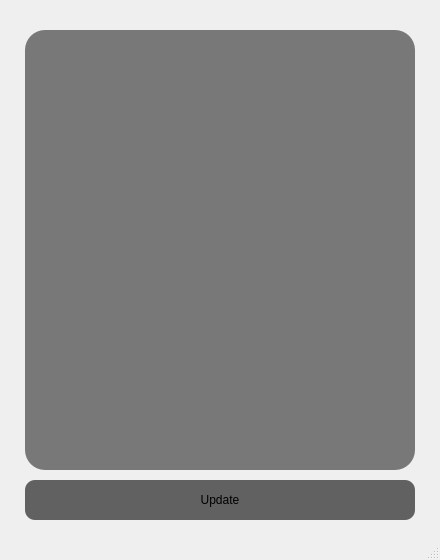
First picture: the form in mainwindow.ui, repository VtripleG/weather_app, before the edit.
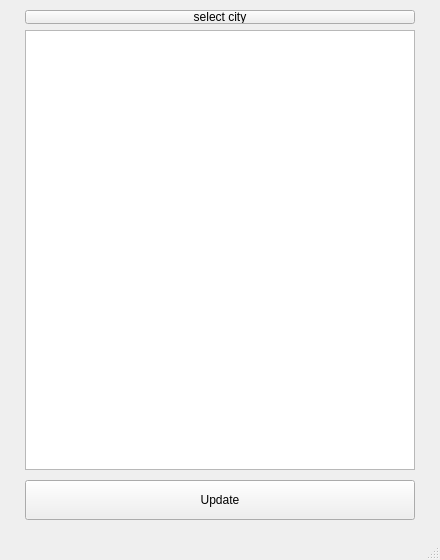
Second picture: the form after the edit.

What changed in the file:
```diff
--- a/mainwindow.ui
+++ b/mainwindow.ui
@@ -32,8 +32,7 @@
    <bool>true</bool>
   </property>
   <property name="styleSheet">
-   <string notr="true">
-QTextBrowser#textBrowser{
+   <string notr="true">QTextBrowser#textBrowser{
 background:rgba(0, 0, 0, 0.5);
 text-align: center;
 color:rgb(255,255,255);
@@ -49,10 +48,24 @@
 border-radius: 10;
 border-color: rgb(94, 92, 100);
 }
+
 QPushButton#pushButton:pressed {
      background:rgba(0, 0, 0, 0.8);
      border-style: inset;
- }</string>
+ }
+
+QPushButton#select_Button{
+background:rgba(0, 0, 0, 0);
+border-style: outset;
+font: 700 11pt &quot;Ubuntu&quot;;
+
+}
+QPushButton#select_Button:pressed{
+color:rgb{1, 1, 1};
+     border-style: inset;
+
+}
+</string>
   </property>
   <widget class="QWidget" name="centralwidget">
    <property name="autoFillBackground">
@@ -99,6 +112,19 @@
      <set>Qt::LinksAccessibleByKeyboard|Qt::LinksAccessibleByMouse</set>
     </property>
    </widget>
+   <widget class="QPushButton" name="select_Button">
+    <property name="geometry">
+     <rect>
+      <x>25</x>
+      <y>10</y>
+      <width>390</width>
+      <height>14</height>
+     </rect>
+    </property>
+    <property name="text">
+     <string>select city</string>
+    </property>
+   </widget>
   </widget>
   <widget class="QStatusBar" name="statusbar"/>
  </widget>
```
